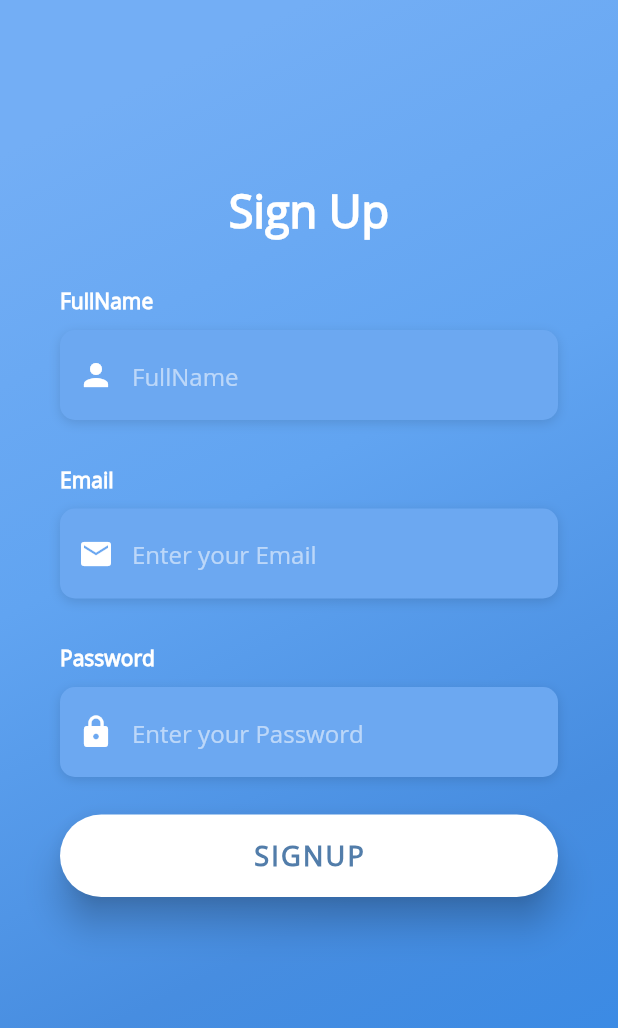
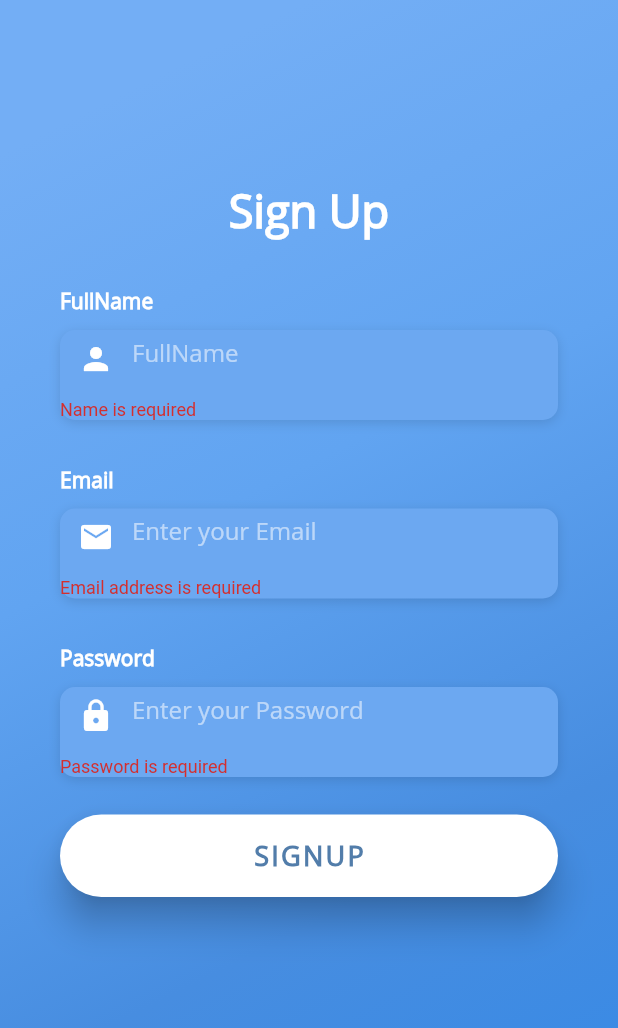
Before and after one commit to Zorawar920/sas_application, a Flutter app: the screen it shows after launch, after a tap on "SIGNUP", on a phone screen of 412 x 824 dp. Shown: the top 1028 px of the screen. Run offline on Flutter 3.47's test engine with Material 2 defaults, Android fonts, the light colour scheme and no system bars; our stand-ins replace firebase_auth, firebase_core, form_field_validator, google_sign_in, simple_animations; accounts and stored records are empty; network calls fail.

Commit message:
CP8117P11-14

```diff
--- a/lib/Signup.dart
+++ b/lib/Signup.dart
@@ -1,6 +1,6 @@
 import 'package:flutter/material.dart';
 import 'package:flutter/services.dart';
-import 'package:sas_application/Login.dart';
+import 'package:sas_application/screens/login.dart';
 import 'package:sas_application/Uniformity/VarGradient.dart';
 import 'package:sas_application/firebase_services/auth.dart';
 import 'package:sas_application/main.dart';
@@ -11,6 +11,7 @@ import 'package:firebase_auth/firebase_auth.dart';
 import 'package:flutter/material.dart';
 import 'package:provider/provider.dart';
 import './Uniformity/style.dart';
+import './Uniformity/Validation.dart';
 
 class SignUpPage extends StatelessWidget {
   @override
@@ -94,9 +95,11 @@ class SignupState extends State<Signup> {
           alignment: Alignment.centerLeft,
           decoration: boxDecorationStyle,
           height: 60.0,
-          child: TextField(
+          child: TextFormField(
             controller: myEmailController,
             keyboardType: TextInputType.emailAddress,
+            validator: emailValidator,
+            autovalidate: true,
             style: TextStyle(
               color: Colors.white,
               fontFamily: 'OpenSans',
@@ -130,8 +133,10 @@ class SignupState extends State<Signup> {
           alignment: Alignment.centerLeft,
           decoration: boxDecorationStyle,
           height: 60.0,
-          child: TextField(
+          child: TextFormField(
             controller: myNameController,
+            validator: nameValidator,
+            autovalidate: true,
             keyboardType: TextInputType.emailAddress,
             style: TextStyle(
               color: Colors.white,
@@ -193,9 +198,11 @@ class SignupState extends State<Signup> {
           alignment: Alignment.centerLeft,
           decoration: boxDecorationStyle,
           height: 60.0,
-          child: TextField(
+          child: TextFormField(
             controller: myPasswordController,
             obscureText: true,
+            validator: passwordValidator,
+            autovalidate: true,
             style: TextStyle(
               color: Colors.white,
               fontFamily: 'OpenSans',
--- /dev/null
+++ b/lib/Uniformity/Validation.dart
@@ -0,0 +1,14 @@
+import 'package:flutter/material.dart';
+import 'package:form_field_validator/form_field_validator.dart';
+
+final passwordValidator = MultiValidator([
+  RequiredValidator(errorText: 'Password is required'),
+  MinLengthValidator(6, errorText: 'Password must be atleast 6 characters long')
+]);
+
+final emailValidator = MultiValidator([
+  RequiredValidator(errorText: 'Email address is required'),
+  EmailValidator(errorText: "Enter a valid email address.")
+]);
+
+final nameValidator = RequiredValidator(errorText: 'Name is required');
--- a/lib/main.dart
+++ b/lib/main.dart
@@ -3,7 +3,7 @@ import 'package:flutter/cupertino.dart';
 import 'package:flutter/material.dart';
 import 'package:flutter/rendering.dart';
 import 'package:flutter/services.dart';
-import './Login.dart';
+import 'screens/login.dart';
 import './Signup.dart';
 import './Uniformity/VarGradient.dart';
 
--- a/lib/screens/forgot_password.dart
+++ b/lib/screens/forgot_password.dart
@@ -1,6 +1,7 @@
 import 'package:flutter/material.dart';
 import 'package:flutter/services.dart';
 import 'package:flutter/widgets.dart';
+import 'package:sas_application/Uniformity/Validation.dart';
 import '../Uniformity/VarGradient.dart';
 import '../Uniformity/style.dart';
 import '../firebase_services/auth.dart';
@@ -87,9 +88,11 @@ class ForgotPasswordState extends State<ForgotPassword> {
           alignment: Alignment.centerLeft,
           decoration: boxDecorationStyle,
           height: 60.0,
-          child: TextField(
+          child: TextFormField(
             controller: myEmailController,
             keyboardType: TextInputType.emailAddress,
+            validator: emailValidator,
+            autovalidate: true,
             style: TextStyle(
               color: Colors.white,
               fontFamily: 'OpenSans',
--- a/lib/user_status.dart
+++ b/lib/user_status.dart
@@ -1,6 +1,6 @@
 import 'package:firebase_auth/firebase_auth.dart';
 import 'package:flutter/material.dart';
-import 'package:sas_application/Login.dart';
+import 'package:sas_application/screens/login.dart';
 import 'package:sas_application/home_page.dart';
 import 'package:sas_application/firebase_services/auth.dart';
 
@@ -17,7 +17,7 @@ class UserStatus extends StatelessWidget {
         if (snapshot.connectionState == ConnectionState.active) {
           final User? user = snapshot.data;
           if (user == null) {
-            return Login(
+            return login(
               "Login Page",
               inputData: "Transmit Data",
               auth: auth,
--- a/pubspec.yaml
+++ b/pubspec.yaml
@@ -31,7 +31,7 @@ dependencies:
   google_sign_in: ^5.0.4
   provider: ^5.0.0
   simple_animations: ^3.1.1
-
+  form_field_validator: ^1.1.0
   #Firebase dependencies
 
   # The following adds the Cupertino Icons font to your application.
```
Also changed, not shown: lib/screens/login.dart (renamed from lib/Login.dart, +14 -9 lines), pubspec.lock.
